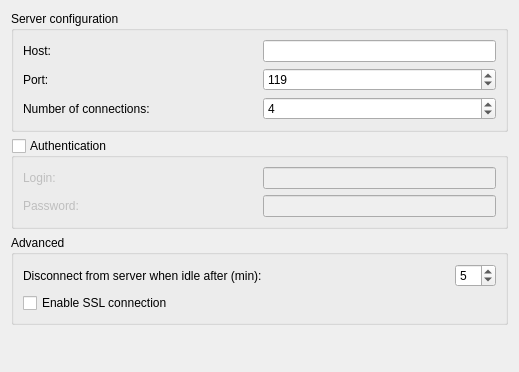
KDE/kwooty, file src/preferences/preferencesserver.ui: the form before one commit.
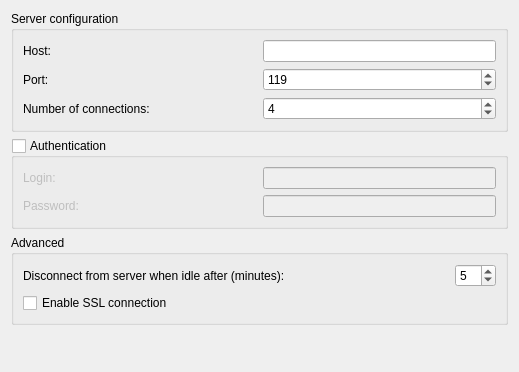
The form after the commit.

The edit to the form file:
```diff
--- a/src/preferences/preferencesserver.ui
+++ b/src/preferences/preferencesserver.ui
@@ -164,7 +164,7 @@
            </sizepolicy>
           </property>
           <property name="text">
-           <string>Disconnect from server when idle after (min):</string>
+           <string>Disconnect from server when idle after (minutes):</string>
           </property>
          </widget>
         </item>
```
